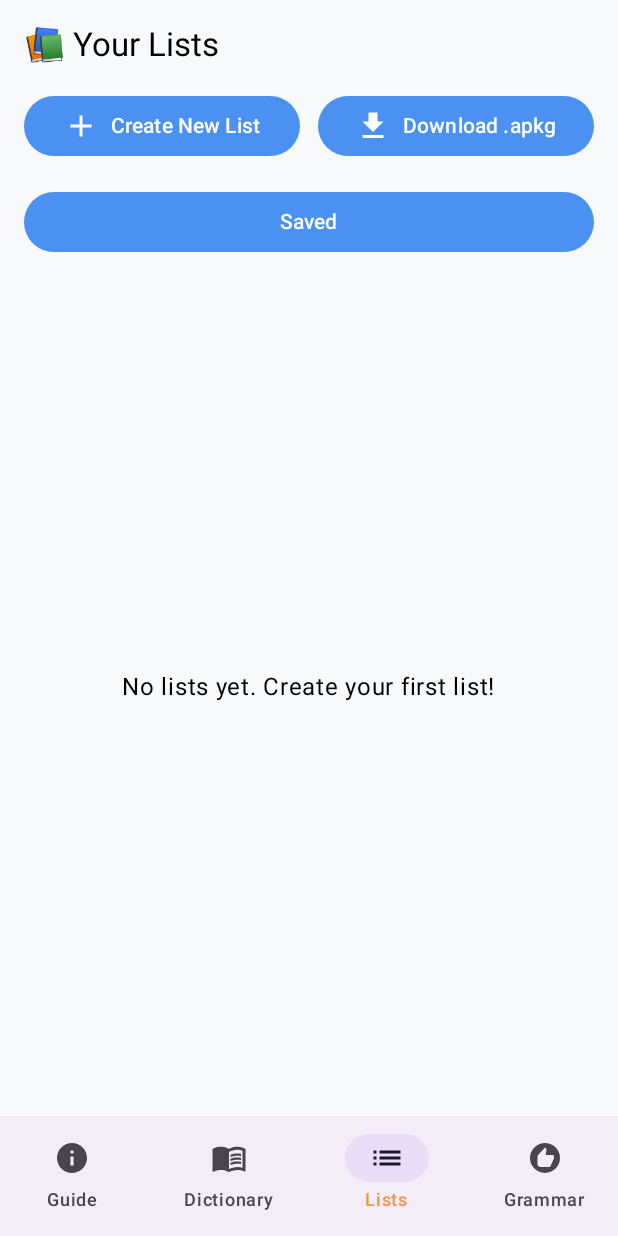
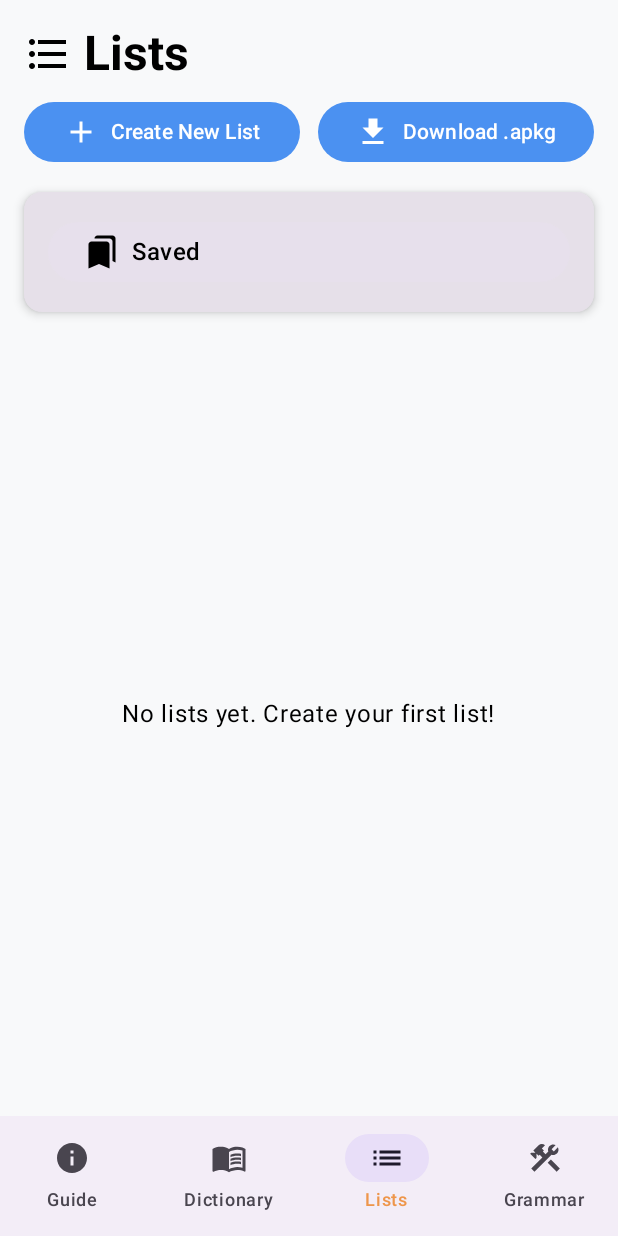
Before and after one commit to elmansouriothman/darijadict, an Android app built with Jetpack Compose: the ListsScreen screen opened through its navigation route, on a phone screen of 412 x 824 dp. Run offline under Robolectric (Android 15) with nearby library versions, the phone set to English and light mode, and no system bars; our stand-ins replace Room's generated code, livedata-compose.

Commit message:
Let's format titles

```diff
--- a/app/src/main/java/com/example/darijadict/navigation/AppNavHost.kt
+++ b/app/src/main/java/com/example/darijadict/navigation/AppNavHost.kt
@@ -6,6 +6,7 @@ import androidx.compose.material.icons.Icons
 import androidx.compose.material.icons.automirrored.filled.List
 import androidx.compose.material.icons.automirrored.filled.MenuBook
 import androidx.compose.material.icons.filled.Bookmarks
+import androidx.compose.material.icons.filled.Construction
 import androidx.compose.material.icons.filled.Info
 import androidx.compose.material.icons.filled.Link
 import androidx.compose.material.icons.filled.Recommend
@@ -84,7 +85,7 @@ fun AppNavHost(
                             launchSingleTop = true
                         }
                     },
-                    icon = { Icon(Icons.Filled.Recommend, contentDescription = "Grammar") },
+                    icon = { Icon(Icons.Filled.Construction, contentDescription = "Grammar") },
                     label = { Text("Grammar") }
                 )
                 // Remove the Custom List button
--- a/app/src/main/java/com/example/darijadict/ui/ListsScreen.kt
+++ b/app/src/main/java/com/example/darijadict/ui/ListsScreen.kt
@@ -7,6 +7,7 @@ import android.util.Log
 import android.widget.Toast
 import androidx.activity.compose.rememberLauncherForActivityResult
 import androidx.activity.result.contract.ActivityResultContracts
+import androidx.compose.foundation.clickable
 import androidx.compose.foundation.layout.Arrangement
 import androidx.compose.foundation.layout.Box
 import androidx.compose.foundation.layout.Column
@@ -21,11 +22,21 @@ import androidx.compose.foundation.lazy.LazyColumn
 import androidx.compose.foundation.lazy.items
 import androidx.compose.material.icons.Icons
 import androidx.compose.material.icons.filled.Add
+import androidx.compose.material.icons.filled.Article
+import androidx.compose.material.icons.filled.Audiotrack
 import androidx.compose.material.icons.filled.FileDownload
+import androidx.compose.material.icons.filled.Bookmark
+import androidx.compose.material.icons.filled.Bookmarks
+import androidx.compose.material.icons.filled.Checklist
+import androidx.compose.material.icons.filled.Circle
+import androidx.compose.material.icons.filled.EditNote
+import androidx.compose.material.icons.automirrored.filled.FormatListBulleted
 import androidx.compose.material.icons.filled.MoreVert
 import androidx.compose.material3.AlertDialog
 import androidx.compose.material3.Button
+import androidx.compose.material3.ButtonDefaults
 import androidx.compose.material3.Card
+import androidx.compose.material3.CardDefaults
 import androidx.compose.material3.DropdownMenu
 import androidx.compose.material3.DropdownMenuItem
 import androidx.compose.material3.Icon
@@ -45,7 +56,10 @@ import androidx.compose.runtime.setValue
 import androidx.compose.ui.Alignment
 import androidx.compose.ui.Modifier
 import androidx.compose.ui.platform.LocalContext
+import androidx.compose.ui.graphics.Color
+import androidx.compose.ui.text.font.FontWeight
 import androidx.compose.ui.platform.LocalLifecycleOwner
+import androidx.compose.ui.text.style.TextAlign
 import androidx.compose.ui.unit.dp
 import androidx.core.content.ContextCompat
 import androidx.lifecycle.Lifecycle
@@ -103,11 +117,21 @@ fun ListsScreen(
             .fillMaxSize()
             .padding(16.dp)
     ) {
+        Row(
+            verticalAlignment = Alignment.CenterVertically,
+            modifier = Modifier.padding(bottom = 8.dp)
+        ){
+            Icon(
+                Icons.AutoMirrored.Filled.FormatListBulleted,
+                "Lists", modifier = Modifier.width(32.dp).height(32.dp)
+            )
+            Spacer(modifier = Modifier.width(8.dp))
             Text(
-            text = "📚 Your Lists",
-            style = MaterialTheme.typography.titleLarge,
-            modifier = Modifier.padding(bottom = 16.dp)
+                text = "Lists",
+                style = MaterialTheme.typography.headlineLarge.copy(fontWeight = FontWeight.Bold),
+                textAlign = TextAlign.Start
             )
+        }
 
         Row(
             modifier = Modifier.fillMaxWidth(),
@@ -130,7 +154,7 @@ fun ListsScreen(
                         val file = File(downloadsDir, fileName)
 
                         try {
-                            // Destructure the Pair returned by downloadApkg
+
                             val (success, message) = ApkgDownloader.downloadApkg(context) // Ensure this returns Pair<Boolean, String>
 
                             if (success) {
@@ -157,15 +181,30 @@ fun ListsScreen(
             }
         }
 
+        Card(
+            modifier = Modifier
+                .fillMaxWidth()
+                .padding(top = 16.dp),
+            shape = MaterialTheme.shapes.medium,
+            elevation = CardDefaults.cardElevation(defaultElevation = 4.dp) // Match the card elevation
+        ) {
             Button(
                 onClick = {
-                navController.navigate("saved")
+                    navController.navigate("saved") // Ensure this matches your navigation route
                 },
+                colors = ButtonDefaults.buttonColors(
+                    containerColor = MaterialTheme.colorScheme.surfaceVariant, // Match color with EntryCard
+                    contentColor = Color.Black // Adjust text color accordingly
+                ),
                 modifier = Modifier
                     .fillMaxWidth()
-                .padding(top = 16.dp)
+                    .padding(16.dp) // Adjust padding to match the button style in EntryCard
             ) {
-            Text("Saved")
+
+                Icon(Icons.Filled.Bookmarks, contentDescription = "Saved")
+                Spacer(modifier = Modifier.width(8.dp))
+                Text("Saved", style = MaterialTheme.typography.titleMedium, modifier = Modifier.fillMaxWidth(1f))
+            }
         }
 
         Spacer(Modifier.height(16.dp))
@@ -271,12 +310,17 @@ private fun ListItemCard(
                 .padding(16.dp),
             horizontalArrangement = Arrangement.SpaceBetween,
             verticalAlignment = Alignment.CenterVertically
+
         ) {
+            Icon(Icons.Filled.EditNote, contentDescription = "Playlist")
+            Spacer(modifier = Modifier.width(8.dp))
             Text(
                 text = list.name,
-                style = MaterialTheme.typography.titleMedium,
-                modifier = Modifier.weight(1f)
+                style = MaterialTheme.typography.titleMedium.copy(fontWeight = FontWeight.Bold),
+                modifier = Modifier.weight(1f),
+
                 )
+
 
             Box {
                 IconButton(onClick = { menuExpanded = true }) {
```
Lines whose indentation alone changed are shown as unchanged.
